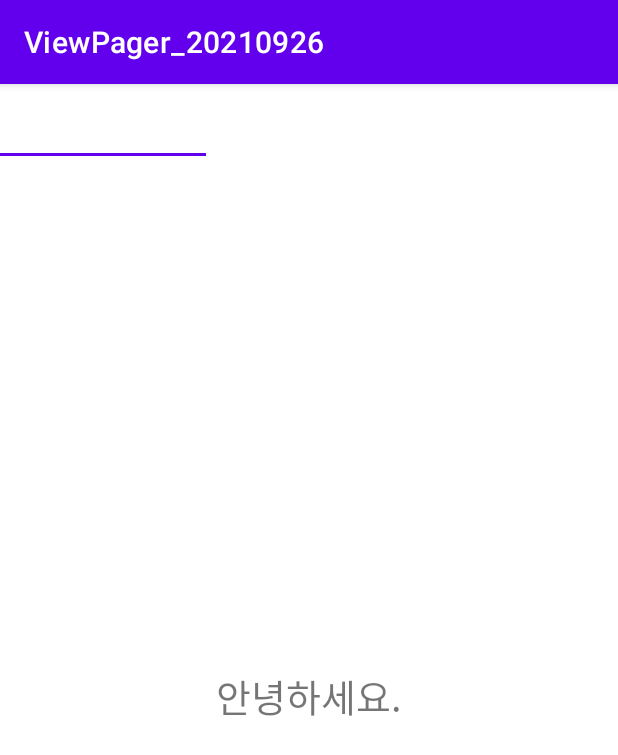
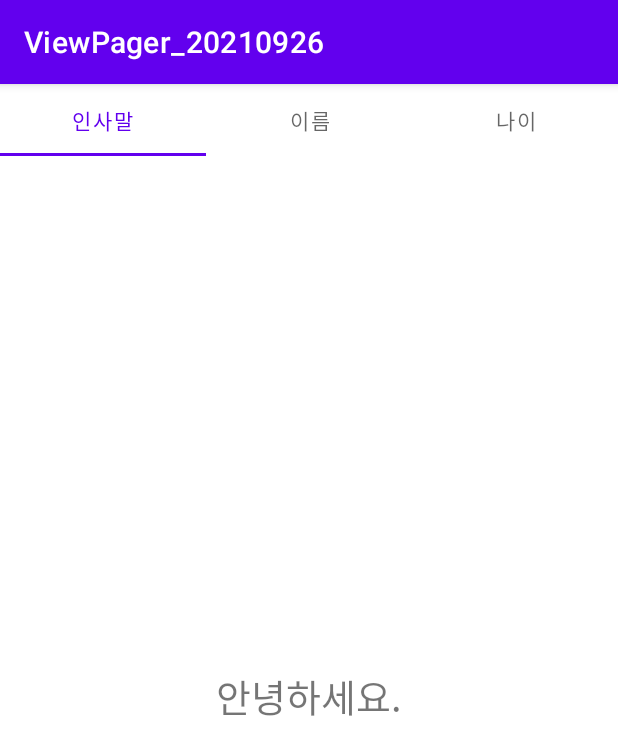
Before and after one commit to ROKAF1270009405/ViewPager_20210926, an Android app: the screen it shows after launch (MainActivity), on a phone screen of 412 x 824 dp. Shown: the top 755 px of the screen. Run offline under Robolectric (Android 15) with nearby library versions, the phone set to English and light mode, and no system bars.

Commit message:
탭레이아웃 페이지별 제목 -> 뷰페이저 어댑터에서 수정

```diff
--- a/app/src/main/java/com/jayshe/viewpager_20210926/adapters/MainViewPagerAdapter.kt
+++ b/app/src/main/java/com/jayshe/viewpager_20210926/adapters/MainViewPagerAdapter.kt
@@ -8,6 +8,19 @@ import com.jayshe.viewpager_20210926.fragments.GreetingFragment
 import com.jayshe.viewpager_20210926.fragments.NameFragment
 
 class MainViewPagerAdapter(fm : FragmentManager ) : FragmentPagerAdapter(fm) {
+
+    override fun getPageTitle(position: Int): CharSequence? {
+        if (position == 0) {
+            return "인사말"
+        }
+        else if (position == 1){
+            return "이름"
+        }
+        else {
+            return "나이"
+        }
+    }
+
     override fun getCount(): Int {
 
         return 3
```
